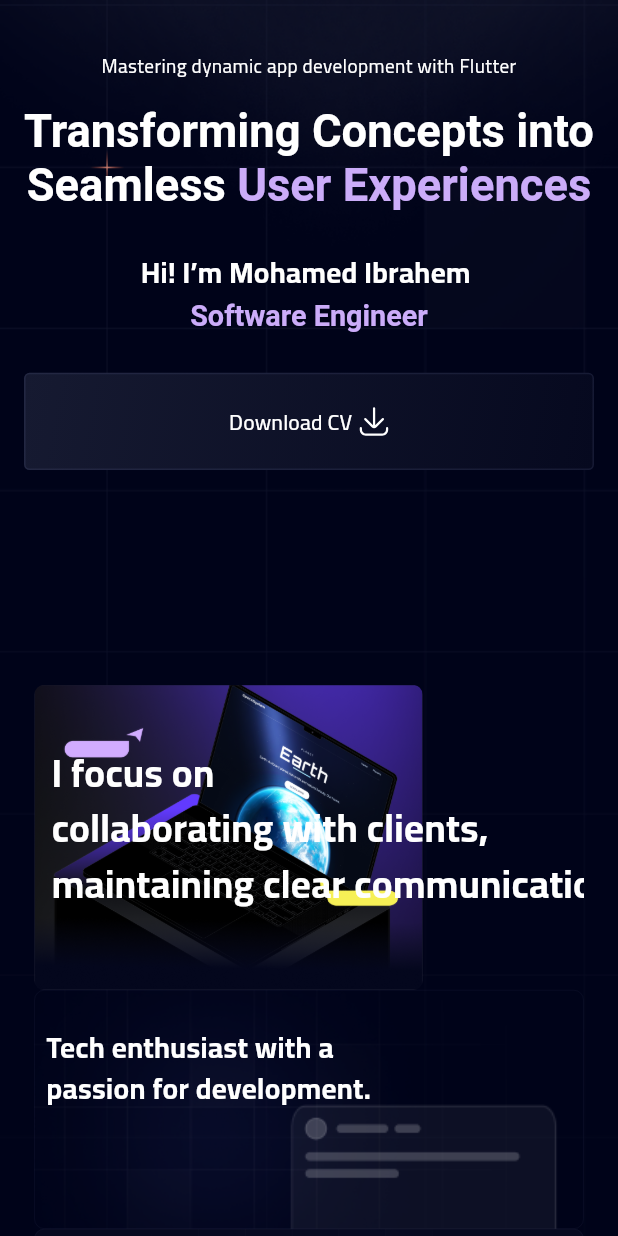
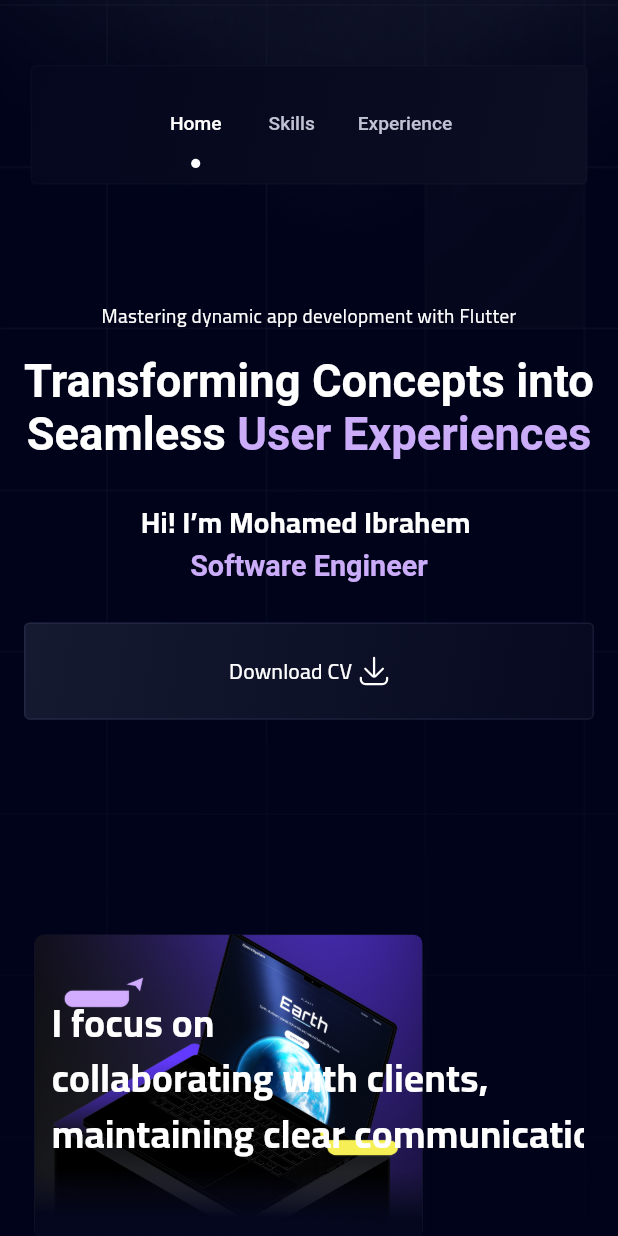
Before and after one commit to eng-mohamed-ibrahem/portfolio, a Flutter app: the screen it shows after launch, on a phone screen of 412 x 824 dp. Run offline on Flutter 3.47's test engine with Material 3 defaults, Android fonts, the phone set to English and light mode, and no system bars; drawn by our look-alikes of animated_text_kit; our stand-ins replace animate_do, flutter_bloc, flutter_screenutil, flutter_staggered_animations, flutter_svg, get_it and 3 more; missing offline and left inert: file_saver.

Commit message:
Add isHome parameter to DesktopProjectsSliverGrid; update itemCount logic and integrate TabsNav in skills tabs

```diff
--- a/lib/features/experience/widget/desktop_projects_sliver_grid.dart
+++ b/lib/features/experience/widget/desktop_projects_sliver_grid.dart
@@ -10,9 +10,11 @@ class DesktopProjectsSliverGrid extends StatelessWidget {
   const DesktopProjectsSliverGrid({
     super.key,
     this.childAspectRatio,
+    this.isHome = false,
   });
 
   final double? childAspectRatio;
+  final bool isHome;
 
   @override
   Widget build(BuildContext context) {
@@ -33,7 +35,7 @@ class DesktopProjectsSliverGrid extends StatelessWidget {
               ),
             ),
             separatorBuilder: (_, __) => SizedBox(height: 32.h),
-            itemCount: projects.length,
+            itemCount: isHome ? 4 : projects.length,
           )
         : SliverGrid.builder(
             gridDelegate: SliverGridDelegateWithFixedCrossAxisCount(
@@ -54,7 +56,7 @@ class DesktopProjectsSliverGrid extends StatelessWidget {
                 ),
               ),
             ),
-            itemCount: projects.length,
+            itemCount: isHome ? 4 : projects.length,
           );
   }
 }
--- a/lib/features/home/views/landing_view_mobile_home_tab.dart
+++ b/lib/features/home/views/landing_view_mobile_home_tab.dart
@@ -1,10 +1,13 @@
 import 'package:flutter/material.dart';
+import 'package:flutter_bloc/flutter_bloc.dart';
 import 'package:flutter_screenutil/flutter_screenutil.dart';
 import 'package:flutter_staggered_animations/flutter_staggered_animations.dart';
 import 'package:portfolio/core/constants/app_constants.dart';
 import 'package:portfolio/core/constants/app_strings.dart';
 import 'package:portfolio/core/serivce_locator/inject.dart';
+import 'package:portfolio/core/shared_widgets/main_button.dart';
 import 'package:portfolio/core/utils/runtime_cache/runtime_cache.dart';
+import 'package:portfolio/cubit/landing_cubit.dart';
 import 'package:portfolio/features/experience/widget/experience_item.dart';
 import 'package:portfolio/features/home/widget/contact_me_widgets/contact_me_section.dart';
 import 'package:portfolio/features/home/widget/copy_my_email_card.dart';
@@ -12,7 +15,7 @@ import 'package:portfolio/features/home/widget/project_widgets/animated_project_
 import 'package:portfolio/features/home/widget/see_my_work_and_download_cv_buttons.dart';
 import 'package:portfolio/features/home/widget/sub_info/prioritize_img.dart';
 import 'package:portfolio/features/home/widget/sub_info/tech_enthusiast_card.dart';
-import 'package:portfolio/features/skills/views/landing_view_mobile_skills_tab.dart';
+import 'package:portfolio/features/main_navigation/widget/tabs_nav.dart';
 import 'package:portfolio/widgets/custom_section_title.dart';
 import 'package:portfolio/widgets/landing_view_big_text.dart';
 
@@ -25,12 +28,12 @@ class LandingViewMobileHomeTab extends StatelessWidget {
   Widget build(BuildContext context) {
     return CustomScrollView(
       slivers: [
-        // SliverPadding(
-        //   padding: EdgeInsets.symmetric(
-        //     horizontal: AppConstants.mobileHorizontalPadVal.w,
-        //   ),
-        //   sliver: const SliverToBoxAdapter(child: TabsNav()),
-        // ),
+        SliverPadding(
+          padding: EdgeInsets.symmetric(
+            horizontal: AppConstants.mobileHorizontalPadVal.w,
+          ),
+          sliver: const SliverToBoxAdapter(child: TabsNav()),
+        ),
         SliverToBoxAdapter(
           child: Container(
             margin: EdgeInsets.only(top: 40.h, bottom: 20.h),
@@ -103,6 +106,54 @@ class LandingViewMobileHomeTab extends StatelessWidget {
             ),
           ),
         ),
+
+        const SliverToBoxAdapter(
+          child: Align(
+            child: CustomSectionTitle(
+              whiteSpan: '${AppStrings.my} ',
+              colorfulSpan: AppStrings.myProjects,
+            ),
+          ),
+        ),
+
+        SliverPadding(
+          padding: EdgeInsets.symmetric(
+            horizontal: AppConstants.mobileHorizontalPadVal.w,
+            vertical: 48.h,
+          ),
+          sliver: SliverList.builder(
+            itemCount: 4,
+            itemBuilder: (_, index) => AnimationConfiguration.staggeredList(
+              duration: const Duration(milliseconds: 675),
+              position: index,
+              child: FadeInAnimation(
+                child: ScaleAnimation(
+                  child: AspectRatio(
+                    aspectRatio: 0.7,
+                    child: AnimatedProjectItem(
+                      project: inject<RuntimeCache>().myProjects[index],
+                      index: index,
+                    ),
+                  ),
+                ),
+              ),
+            ),
+          ),
+        ),
+        SliverToBoxAdapter(
+          child: MainButton(
+            width: double.infinity,
+            onPressed: () => context.read<LandingCubit>().selectTabNav(2),
+            gradient: AppConstants.boxSecondaryLinearGradient,
+            margin: EdgeInsets.only(
+              bottom: 64.h,
+              left: AppConstants.mobileHorizontalPadVal.w,
+              right: AppConstants.mobileHorizontalPadVal.w,
+              top: AppConstants.mobileHorizontalPadVal.h,
+            ),
+            text: AppStrings.seeMyWork,
+          ),
+        ),
         const SliverToBoxAdapter(
           child: Align(
             heightFactor: 2.5,
@@ -126,42 +177,6 @@ class LandingViewMobileHomeTab extends StatelessWidget {
             );
           },
         ),
-
-        const LandingViewMobileSkillsTab(),
-        const SliverToBoxAdapter(
-          child: Align(
-            child: CustomSectionTitle(
-              whiteSpan: '${AppStrings.my} ',
-              colorfulSpan: AppStrings.myProjects,
-            ),
-          ),
-        ),
-
-        SliverPadding(
-          padding: EdgeInsets.symmetric(
-            horizontal: AppConstants.mobileHorizontalPadVal.w,
-            vertical: 48.h,
-          ),
-          sliver: SliverList.builder(
-            itemCount: inject<RuntimeCache>().myProjects.length,
-            itemBuilder: (_, index) => AnimationConfiguration.staggeredList(
-              duration: const Duration(milliseconds: 675),
-              position: index,
-              child: FadeInAnimation(
-                child: ScaleAnimation(
-                  child: AspectRatio(
-                    aspectRatio: 0.7,
-                    child: AnimatedProjectItem(
-                      project: inject<RuntimeCache>().myProjects[index],
-                      index: index,
-                    ),
-                  ),
-                ),
-              ),
-            ),
-          ),
-        ),
-
         // SliverToBoxAdapter(
         //   child: Container(
         //     margin: EdgeInsets.only(
@@ -195,20 +210,6 @@ class LandingViewMobileHomeTab extends StatelessWidget {
         //         growable: false,
         //       ),
         //     ),
-        //   ),
-        // ),
-        // SliverToBoxAdapter(
-        //   child: MainButton(
-        //     width: double.infinity,
-        //     onPressed: () => context.read<LandingCubit>().selectTabNav(2),
-        //     gradient: AppConstants.boxSecondaryLinearGradient,
-        //     margin: EdgeInsets.only(
-        //       bottom: 64.h,
-        //       left: AppConstants.mobileHorizontalPadVal.w,
-        //       right: AppConstants.mobileHorizontalPadVal.w,
-        //       top: AppConstants.mobileHorizontalPadVal.h,
-        //     ),
-        //     text: AppStrings.seeMyWork,
         //   ),
         // ),
 
```
Also changed, not shown: lib/features/home/views/landing_view_desktop_home_tab.dart (+27 -28 lines), lib/features/skills/views/landing_view_desktop_skills_tab.dart (+6 -5 lines), lib/features/skills/views/landing_view_mobile_skills_tab.dart (+7 -6 lines).
